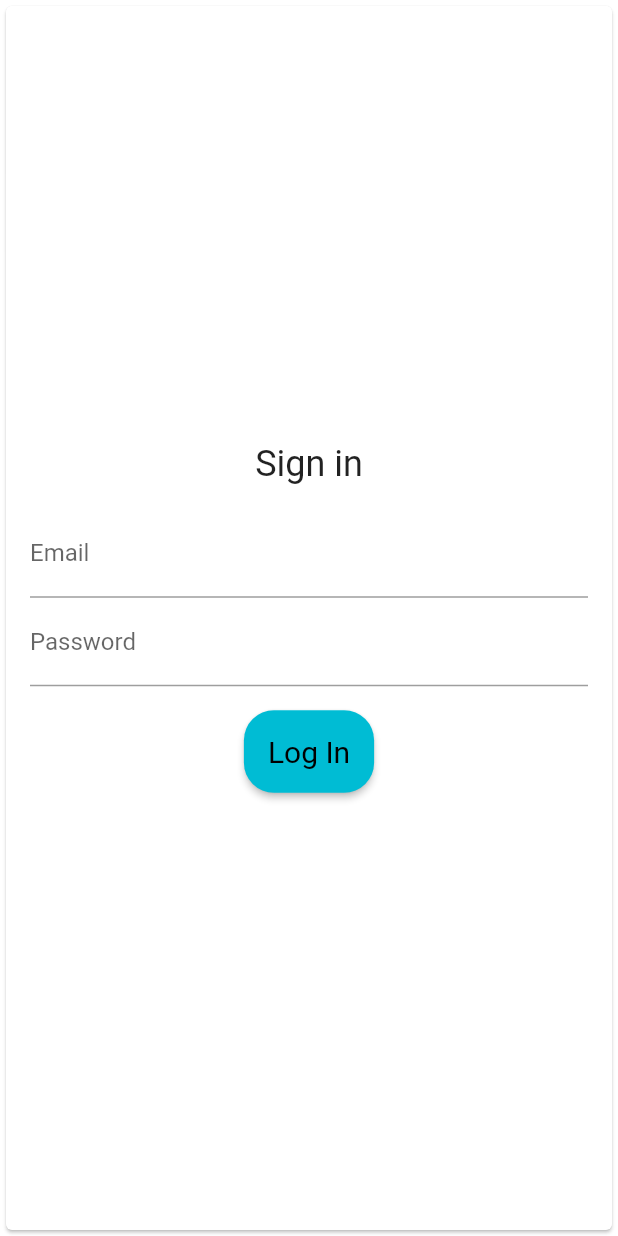
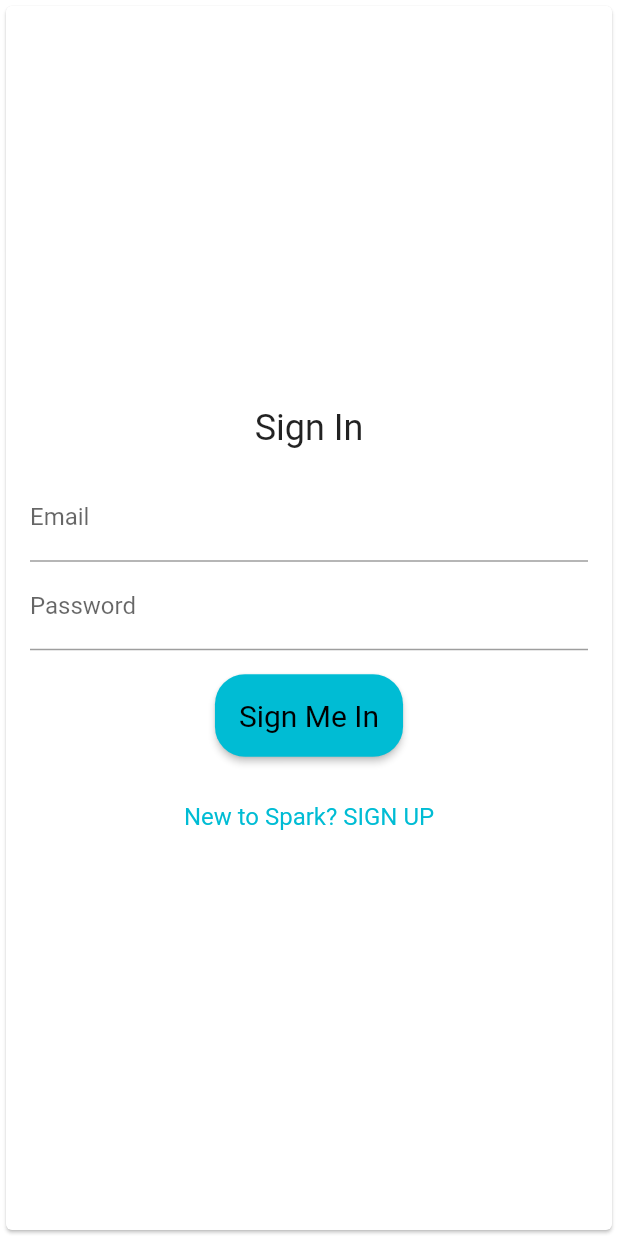
Before and after one commit to Darrekt/sail-mobile, a Flutter app: the LoginScreen screen opened by its route, on a phone screen of 412 x 824 dp. Run offline on Flutter 3.47's test engine with Material 2 defaults, Android fonts, the phone set to English and light mode, and no system bars; our stand-ins replace auto_size_text, firebase_auth, firebase_core, flutter_svg, persistent_bottom_nav_bar, shared_preferences; missing offline and left inert: intro_views_flutter; accounts and stored records are empty.

Commit message:
Refactor Login to allow signups

```diff
--- a/lib/main.dart
+++ b/lib/main.dart
@@ -55,6 +55,7 @@ class _SparkAppState extends State<SparkApp> {
                       setLoggedIn: _setLoggedIn,
                     ),
                 '/login': (context) => LoginScreen(),
+                '/signup': (context) => LoginScreen(),
                 '/onboarding': (context) => OnboardingScreen(),
               },
             );
--- a/lib/screens/LoginScreen.dart
+++ b/lib/screens/LoginScreen.dart
@@ -30,9 +30,110 @@ class _EmailFormState extends State<EmailForm> {
   final _formKey = GlobalKey<FormState>();
   final TextEditingController _emailController = TextEditingController();
   final TextEditingController _passwordController = TextEditingController();
+  final TextEditingController _confirmPasswordController =
+      TextEditingController();
 
   @override
   Widget build(BuildContext context) {
+    bool loginNotSignup = ModalRoute.of(context)!.settings.name! == '/login';
+    // log("fucken here\n\n");
+    // log(ModalRoute.of(context)!.settings.name!);
+    // log("fucken done\n\n");
+
+    String titleStr = loginNotSignup ? 'Sign In' : 'Register';
+    var title = Container(
+      padding: const EdgeInsets.all(16),
+      alignment: Alignment.center,
+      child: Text(
+        titleStr,
+        style: TextStyle(
+          fontSize: 24.0,
+        ),
+      ),
+    );
+
+    var emailField = TextFormField(
+      controller: _emailController,
+      decoration: const InputDecoration(labelText: 'Email'),
+      validator: (value) {
+        if (value == null || value.isEmpty) {
+          return 'Please enter your email';
+        }
+        return null;
+      },
+    );
+    var passwordField = TextFormField(
+      controller: _passwordController,
+      decoration: const InputDecoration(labelText: 'Password'),
+      validator: (value) {
+        if (value == null || value.isEmpty) {
+          return 'Please enter your password';
+        }
+        return null;
+      },
+    );
+    var confirmPasswordField = TextFormField(
+      controller: _confirmPasswordController,
+      decoration: const InputDecoration(labelText: 'Confirm Password'),
+      validator: (value) {
+        if (value == null || value.isEmpty) {
+          return 'Please confirm your password';
+        }
+        return null;
+      },
+    );
+
+    String buttonStr = loginNotSignup ? 'Sign Me In' : 'Register Me';
+    var completeButton = Container(
+      padding: const EdgeInsets.all(16),
+      alignment: Alignment.center,
+      child: ElevatedButton(
+        onPressed: () async {
+          if (_formKey.currentState!.validate()) {
+            if (loginNotSignup) {
+              await _signInWithEmailAndPassword();
+            } else {
+              await _createUserWithEmailAndPassword();
+            }
+          } else {
+            log("invalid form???");
+          }
+        },
+        child: Text(buttonStr),
+        style: ElevatedButton.styleFrom(
+          textStyle: const TextStyle(fontSize: 20),
+          padding: const EdgeInsets.all(16),
+          shape: new RoundedRectangleBorder(
+            borderRadius: new BorderRadius.circular(20.0),
+          ),
+        ),
+      ),
+    );
+
+    var signupPageButton = Container(
+      alignment: Alignment.center,
+      child: TextButton(
+        onPressed: () {
+          Navigator.pushNamed(context, '/signup');
+        },
+        child: Text("New to Spark? SIGN UP"),
+        style: TextButton.styleFrom(textStyle: const TextStyle(fontSize: 16)),
+      ),
+    );
+    var renderLogin = [
+      title,
+      emailField,
+      passwordField,
+      completeButton,
+      signupPageButton
+    ];
+    var renderSignup = [
+      title,
+      emailField,
+      passwordField,
+      confirmPasswordField,
+      completeButton,
+    ];
     return Form(
       key: _formKey,
       child: Card(
@@ -41,59 +142,7 @@ class _EmailFormState extends State<EmailForm> {
           child: Column(
             mainAxisAlignment: MainAxisAlignment.center,
             crossAxisAlignment: CrossAxisAlignment.start,
-            children: [
-              Container(
-                padding: const EdgeInsets.all(16),
-                alignment: Alignment.center,
-                child: const Text(
-                  'Sign in',
-                  style: TextStyle(
-                    fontSize: 24.0,
-                  ),
-                ),
-              ),
-              TextFormField(
-                controller: _emailController,
-                decoration: const InputDecoration(labelText: 'Email'),
-                validator: (value) {
-                  if (value == null || value.isEmpty) {
-                    return 'Please enter your email';
-                  }
-                  return null;
-                },
-              ),
-              TextFormField(
-                controller: _passwordController,
-                decoration: const InputDecoration(labelText: 'Password'),
-                validator: (value) {
-                  if (value == null || value.isEmpty) {
-                    return 'Please enter your password';
-                  }
-                  return null;
-                },
-              ),
-              Container(
-                padding: const EdgeInsets.all(16),
-                alignment: Alignment.center,
-                child: ElevatedButton(
-                  onPressed: () async {
-                    if (_formKey.currentState!.validate()) {
-                      await _signInWithEmailAndPassword();
-                    } else {
-                      log("invalid form???");
-                    }
-                  },
-                  child: const Text("Log In"),
-                  style: ElevatedButton.styleFrom(
-                    textStyle: const TextStyle(fontSize: 20),
-                    padding: const EdgeInsets.all(16),
-                    shape: new RoundedRectangleBorder(
-                      borderRadius: new BorderRadius.circular(20.0),
-                    ),
-                  ),
-                ),
-              )
-            ],
+            children: loginNotSignup ? renderLogin : renderSignup,
           ),
         ),
       ),
@@ -104,6 +153,7 @@ class _EmailFormState extends State<EmailForm> {
   void dispose() {
     _emailController.dispose();
     _passwordController.dispose();
+    _confirmPasswordController.dispose();
     super.dispose();
   }
 
@@ -124,4 +174,26 @@ class _EmailFormState extends State<EmailForm> {
       log(e.toString());
     }
   }
+
+  Future<void> _createUserWithEmailAndPassword() async {
+    try {
+      if (_passwordController.text == _confirmPasswordController.text) {
+        await FirebaseAuth.instance.createUserWithEmailAndPassword(
+          email: _emailController.text,
+          password: _passwordController.text,
+        );
+        Navigator.popAndPushNamed(context, '/login');
+      } else {
+        log('Please ensure the password is the same for both fields.');
+      }
+    } on FirebaseAuthException catch (e) {
+      if (e.code == 'weak-password') {
+        log('The password provided is too weak.');
+      } else if (e.code == 'email-already-in-use') {
+        log('The account already exists for that email.');
+      }
+    } catch (e) {
+      log(e.toString());
+    }
+  }
 }
```
